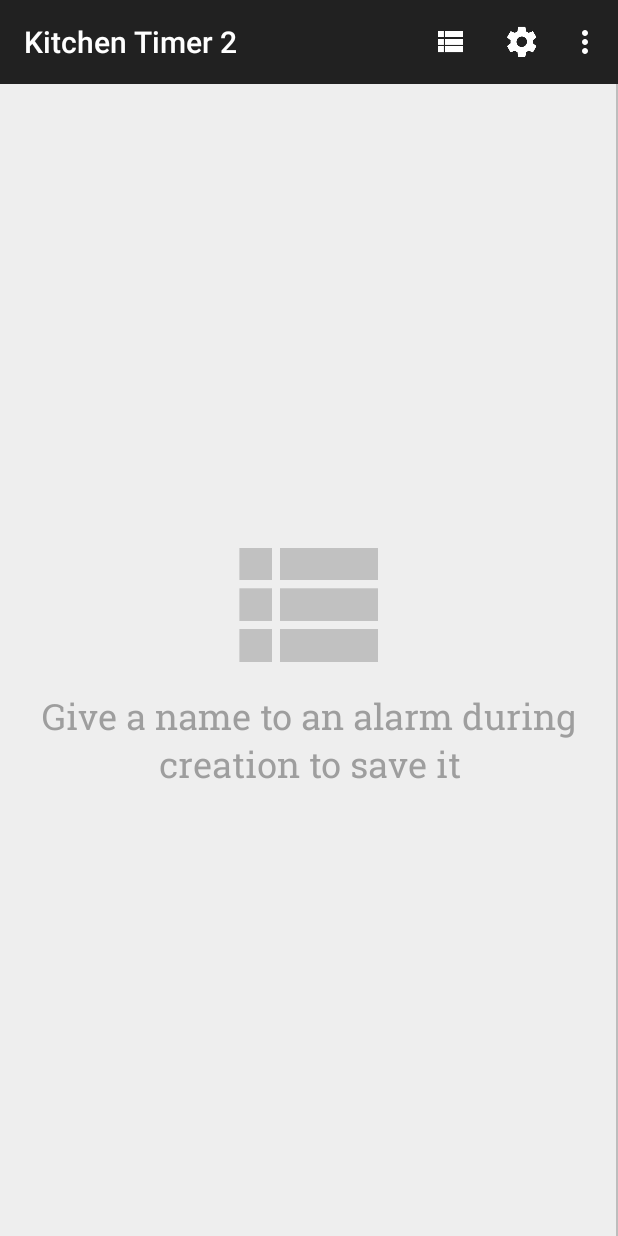
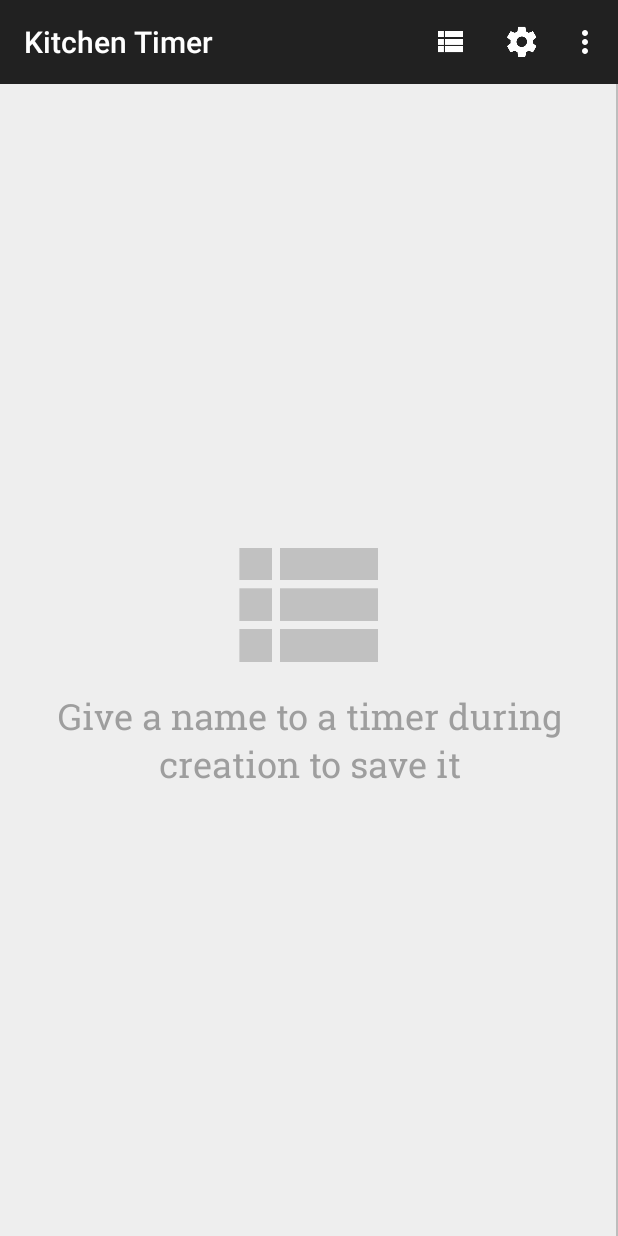
Before and after one commit to leinardi/KitchenTimer, an Android app: the screen it shows after launch (MainActivity), on a phone screen of 412 x 824 dp. Run offline under Robolectric (Android 15) with nearby library versions, the phone set to English and light mode, and no system bars; libraries missing offline, so code that uses them is left out: com.daimajia.swipe, com.melnykov.fab, com.nispok.snackbar, io.realm, jp.wasabeef.recyclerview; 19 statements that could not run were skipped.

Commit message:
Added Gson rules to proguard; Fixed some strings

```diff
--- a/app/src/main/java/com/leinardi/kitchentimer/compat/database/DatabaseManager.java
+++ b/app/src/main/java/com/leinardi/kitchentimer/compat/database/DatabaseManager.java
@@ -144,7 +144,7 @@ public class DatabaseManager {
                 int minutes = cursor.getInt(cursor.getColumnIndex(FoodMetaData.MINUTES));
                 int seconds = cursor.getInt(cursor.getColumnIndex(FoodMetaData.SECONDS));
                 String label = cursor.getString(cursor.getColumnIndex(FoodMetaData.NAME));
-                long duration = hours * 60 * 60 + minutes * 60 + seconds * DateUtils.SECOND_IN_MILLIS;
+                long duration = (hours * 60 * 60 + minutes * 60 + seconds) * DateUtils.SECOND_IN_MILLIS;
 
                 Preset preset = new Preset();
                 preset.setLabel(label);
--- a/app/src/main/java/com/leinardi/kitchentimer/utils/PresetImportExportManager.java
+++ b/app/src/main/java/com/leinardi/kitchentimer/utils/PresetImportExportManager.java
@@ -137,7 +137,7 @@ public class PresetImportExportManager {
                         int minutes = Integer.parseInt(row[2]);
                         int seconds = Integer.parseInt(row[3]);
 
-                        long duration = hours * 60 * 60 + minutes * 60 + seconds * DateUtils.SECOND_IN_MILLIS;
+                        long duration = (hours * 60 * 60 + minutes * 60 + seconds) * DateUtils.SECOND_IN_MILLIS;
                         preset.setDuration(duration);
                     } catch (NumberFormatException nFE) {
                         LogUtils.e("importCSV", "NumberFormat Error", nFE);
--- a/app/src/main/res/values/configs.xml
+++ b/app/src/main/res/values/configs.xml
@@ -15,6 +15,6 @@
   -->
 
 <resources>
-    <string name="app_name">Kitchen Timer 2</string>
+    <string name="app_name">Kitchen Timer</string>
     <string name="changelog_row_bulletpoint">\u2022</string>
 </resources>
--- a/app/src/main/res/values/strings.xml
+++ b/app/src/main/res/values/strings.xml
@@ -108,7 +108,7 @@
     <string name="presets_import_error">An error occurred during import</string>
     <string name="presets_delete_all_success">Presets deleted successfully</string>
     <string name="presets_delete_all_error">An error occurred while deleting the presets</string>
-    <string name="preset_recyclerview_hint">Give a name to an alarm during creation to save it</string>
+    <string name="preset_recyclerview_hint">Give a name to a timer during creation to save it</string>
     <string name="unable_to_read_file">Unable to read file</string>
 
 
--- a/gradle.properties
+++ b/gradle.properties
@@ -19,4 +19,4 @@
 KEYSTORE_PATH=../keystore/release.keystore
 KEYSTORE_PROPERTIES_PATH=../keystore/keystore.properties
 VERSION_CODE=200
-VERSION_NAME=1.9.9
+VERSION_NAME=1.9.0
```
Also changed, not shown: app/src/main/res/raw/changelog.xml (+10 -3 lines), 4 other files.
